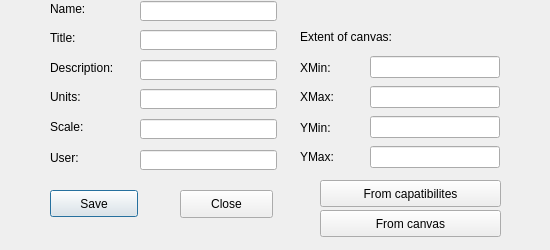
First picture: the form in dlg_editMap.ui, repository LESPROJEKT/qgis-layman-plugin, before the edit.
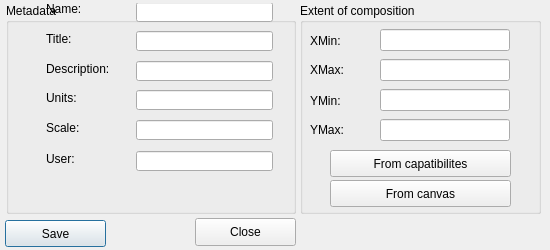
Second picture: the form after the edit.

The edit to the form file:
```diff
--- a/dlg_editMap.ui
+++ b/dlg_editMap.ui
@@ -37,9 +37,9 @@
   <widget class="QPushButton" name="pushButton_save">
    <property name="geometry">
     <rect>
-     <x>50</x>
-     <y>190</y>
-     <width>88</width>
+     <x>5</x>
+     <y>220</y>
+     <width>101</width>
      <height>27</height>
     </rect>
    </property>
@@ -50,9 +50,9 @@
   <widget class="QPushButton" name="pushButton_close">
    <property name="geometry">
     <rect>
-     <x>180</x>
-     <y>190</y>
-     <width>93</width>
+     <x>195</x>
+     <y>218</y>
+     <width>101</width>
      <height>28</height>
     </rect>
    </property>
@@ -60,11 +60,180 @@
     <string>Close</string>
    </property>
   </widget>
+  <widget class="QGroupBox" name="groupBox">
+   <property name="geometry">
+    <rect>
+     <x>300</x>
+     <y>3</y>
+     <width>241</width>
+     <height>211</height>
+    </rect>
+   </property>
+   <property name="title">
+    <string>Extent of composition</string>
+   </property>
+   <widget class="QPushButton" name="pushButton_range_2">
+    <property name="geometry">
+     <rect>
+      <x>30</x>
+      <y>177</y>
+      <width>181</width>
+      <height>27</height>
+     </rect>
+    </property>
+    <property name="text">
+     <string>From canvas</string>
+    </property>
+   </widget>
+   <widget class="QLineEdit" name="lineEdit_ymin">
+    <property name="geometry">
+     <rect>
+      <x>80</x>
+      <y>86</y>
+      <width>130</width>
+      <height>22</height>
+     </rect>
+    </property>
+   </widget>
+   <widget class="QLabel" name="label_11">
+    <property name="geometry">
+     <rect>
+      <x>10</x>
+      <y>90</y>
+      <width>41</width>
+      <height>16</height>
+     </rect>
+    </property>
+    <property name="text">
+     <string>YMin:</string>
+    </property>
+   </widget>
+   <widget class="QLineEdit" name="lineEdit_ymax">
+    <property name="geometry">
+     <rect>
+      <x>80</x>
+      <y>116</y>
+      <width>130</width>
+      <height>22</height>
+     </rect>
+    </property>
+   </widget>
+   <widget class="QLineEdit" name="lineEdit_xmax">
+    <property name="geometry">
+     <rect>
+      <x>80</x>
+      <y>56</y>
+      <width>130</width>
+      <height>22</height>
+     </rect>
+    </property>
+   </widget>
+   <widget class="QLineEdit" name="lineEdit_xmin">
+    <property name="geometry">
+     <rect>
+      <x>80</x>
+      <y>26</y>
+      <width>130</width>
+      <height>22</height>
+     </rect>
+    </property>
+   </widget>
+   <widget class="QPushButton" name="pushButton_range">
+    <property name="geometry">
+     <rect>
+      <x>30</x>
+      <y>147</y>
+      <width>181</width>
+      <height>27</height>
+     </rect>
+    </property>
+    <property name="text">
+     <string>From capatibilites</string>
+    </property>
+   </widget>
+   <widget class="QLabel" name="label_8">
+    <property name="geometry">
+     <rect>
+      <x>10</x>
+      <y>119</y>
+      <width>41</width>
+      <height>16</height>
+     </rect>
+    </property>
+    <property name="text">
+     <string>YMax:</string>
+    </property>
+   </widget>
+   <widget class="QLabel" name="label_7">
+    <property name="geometry">
+     <rect>
+      <x>10</x>
+      <y>59</y>
+      <width>41</width>
+      <height>16</height>
+     </rect>
+    </property>
+    <property name="text">
+     <string>XMax:</string>
+    </property>
+   </widget>
+   <widget class="QLabel" name="label_9">
+    <property name="geometry">
+     <rect>
+      <x>10</x>
+      <y>30</y>
+      <width>41</width>
+      <height>16</height>
+     </rect>
+    </property>
+    <property name="text">
+     <string>XMin:</string>
+    </property>
+   </widget>
+  </widget>
+  <widget class="QGroupBox" name="groupBox_2">
+   <property name="geometry">
+    <rect>
+     <x>6</x>
+     <y>3</y>
+     <width>290</width>
+     <height>211</height>
+    </rect>
+   </property>
+   <property name="title">
+    <string>Metadata</string>
+   </property>
+   <widget class="QLabel" name="label_5">
+    <property name="geometry">
+     <rect>
+      <x>40</x>
+      <y>117</y>
+      <width>51</width>
+      <height>16</height>
+     </rect>
+    </property>
+    <property name="text">
+     <string>Scale:</string>
+    </property>
+   </widget>
+   <widget class="QLineEdit" name="lineEdit_scale">
+    <property name="geometry">
+     <rect>
+      <x>130</x>
+      <y>117</y>
+      <width>137</width>
+      <height>20</height>
+     </rect>
+    </property>
+    <property name="readOnly">
+     <bool>true</bool>
+    </property>
+   </widget>
   <widget class="QLineEdit" name="lineEdit_name">
    <property name="geometry">
     <rect>
-     <x>140</x>
-     <y>1</y>
+      <x>130</x>
+      <y>-1</y>
      <width>137</width>
      <height>20</height>
     </rect>
@@ -73,31 +242,24 @@
     <bool>true</bool>
    </property>
   </widget>
-  <widget class="QLineEdit" name="lineEdit_abstract">
+   <widget class="QLabel" name="label_6">
    <property name="geometry">
     <rect>
-     <x>140</x>
-     <y>60</y>
-     <width>137</width>
-     <height>20</height>
-    </rect>
-   </property>
-  </widget>
-  <widget class="QLineEdit" name="lineEdit_title">
-   <property name="geometry">
-    <rect>
-     <x>140</x>
-     <y>30</y>
-     <width>137</width>
-     <height>20</height>
-    </rect>
+      <x>40</x>
+      <y>148</y>
+      <width>61</width>
+      <height>16</height>
+     </rect>
+    </property>
+    <property name="text">
+     <string>User:</string>
    </property>
   </widget>
   <widget class="QLabel" name="label">
    <property name="geometry">
     <rect>
-     <x>50</x>
-     <y>60</y>
+      <x>40</x>
+      <y>58</y>
      <width>71</width>
      <height>16</height>
     </rect>
@@ -106,24 +268,11 @@
     <string>Description:</string>
    </property>
   </widget>
-  <widget class="QLabel" name="label_2">
-   <property name="geometry">
-    <rect>
-     <x>50</x>
-     <y>1</y>
-     <width>61</width>
-     <height>16</height>
-    </rect>
-   </property>
-   <property name="text">
-    <string>Name:</string>
-   </property>
-  </widget>
   <widget class="QLabel" name="label_3">
    <property name="geometry">
     <rect>
-     <x>50</x>
-     <y>30</y>
+      <x>40</x>
+      <y>28</y>
      <width>61</width>
      <height>16</height>
     </rect>
@@ -132,11 +281,34 @@
     <string>Title:</string>
    </property>
   </widget>
+   <widget class="QLineEdit" name="lineEdit_abstract">
+    <property name="geometry">
+     <rect>
+      <x>130</x>
+      <y>58</y>
+      <width>137</width>
+      <height>20</height>
+     </rect>
+    </property>
+   </widget>
+   <widget class="QLineEdit" name="lineEdit_user">
+    <property name="geometry">
+     <rect>
+      <x>130</x>
+      <y>148</y>
+      <width>137</width>
+      <height>20</height>
+     </rect>
+    </property>
+    <property name="readOnly">
+     <bool>true</bool>
+    </property>
+   </widget>
   <widget class="QLabel" name="label_4">
    <property name="geometry">
     <rect>
-     <x>50</x>
-     <y>89</y>
+      <x>40</x>
+      <y>87</y>
      <width>61</width>
      <height>16</height>
     </rect>
@@ -145,37 +317,34 @@
     <string>Units:</string>
    </property>
   </widget>
-  <widget class="QLabel" name="label_5">
+   <widget class="QLabel" name="label_2">
    <property name="geometry">
     <rect>
-     <x>50</x>
-     <y>119</y>
-     <width>51</width>
-     <height>16</height>
-    </rect>
-   </property>
-   <property name="text">
-    <string>Scale:</string>
-   </property>
-  </widget>
-  <widget class="QLabel" name="label_6">
-   <property name="geometry">
-    <rect>
-     <x>50</x>
-     <y>150</y>
+      <x>40</x>
+      <y>-2</y>
      <width>61</width>
      <height>16</height>
     </rect>
    </property>
    <property name="text">
-    <string>User:</string>
+     <string>Name:</string>
+    </property>
+   </widget>
+   <widget class="QLineEdit" name="lineEdit_title">
+    <property name="geometry">
+     <rect>
+      <x>130</x>
+      <y>28</y>
+      <width>137</width>
+      <height>20</height>
+     </rect>
    </property>
   </widget>
   <widget class="QLineEdit" name="lineEdit_units">
    <property name="geometry">
     <rect>
-     <x>140</x>
-     <y>89</y>
+      <x>130</x>
+      <y>87</y>
      <width>137</width>
      <height>20</height>
     </rect>
@@ -184,162 +353,6 @@
     <bool>true</bool>
    </property>
   </widget>
-  <widget class="QLineEdit" name="lineEdit_scale">
-   <property name="geometry">
-    <rect>
-     <x>140</x>
-     <y>119</y>
-     <width>137</width>
-     <height>20</height>
-    </rect>
-   </property>
-   <property name="readOnly">
-    <bool>true</bool>
-   </property>
-  </widget>
-  <widget class="QLineEdit" name="lineEdit_user">
-   <property name="geometry">
-    <rect>
-     <x>140</x>
-     <y>150</y>
-     <width>137</width>
-     <height>20</height>
-    </rect>
-   </property>
-   <property name="readOnly">
-    <bool>true</bool>
-   </property>
-  </widget>
-  <widget class="QLineEdit" name="lineEdit_xmin">
-   <property name="geometry">
-    <rect>
-     <x>370</x>
-     <y>56</y>
-     <width>130</width>
-     <height>22</height>
-    </rect>
-   </property>
-  </widget>
-  <widget class="QLineEdit" name="lineEdit_ymin">
-   <property name="geometry">
-    <rect>
-     <x>370</x>
-     <y>116</y>
-     <width>130</width>
-     <height>22</height>
-    </rect>
-   </property>
-  </widget>
-  <widget class="QLineEdit" name="lineEdit_ymax">
-   <property name="geometry">
-    <rect>
-     <x>370</x>
-     <y>146</y>
-     <width>130</width>
-     <height>22</height>
-    </rect>
-   </property>
-  </widget>
-  <widget class="QLabel" name="label_8">
-   <property name="geometry">
-    <rect>
-     <x>300</x>
-     <y>149</y>
-     <width>41</width>
-     <height>16</height>
-    </rect>
-   </property>
-   <property name="text">
-    <string>YMax:</string>
-   </property>
-  </widget>
-  <widget class="QLabel" name="label_7">
-   <property name="geometry">
-    <rect>
-     <x>300</x>
-     <y>89</y>
-     <width>41</width>
-     <height>16</height>
-    </rect>
-   </property>
-   <property name="text">
-    <string>XMax:</string>
-   </property>
-  </widget>
-  <widget class="QLabel" name="label_9">
-   <property name="geometry">
-    <rect>
-     <x>300</x>
-     <y>60</y>
-     <width>41</width>
-     <height>16</height>
-    </rect>
-   </property>
-   <property name="text">
-    <string>XMin:</string>
-   </property>
-  </widget>
-  <widget class="QLabel" name="label_10">
-   <property name="geometry">
-    <rect>
-     <x>300</x>
-     <y>29</y>
-     <width>211</width>
-     <height>16</height>
-    </rect>
-   </property>
-   <property name="text">
-    <string>Extent of canvas:</string>
-   </property>
-  </widget>
-  <widget class="QLineEdit" name="lineEdit_xmax">
-   <property name="geometry">
-    <rect>
-     <x>370</x>
-     <y>86</y>
-     <width>130</width>
-     <height>22</height>
-    </rect>
-   </property>
-  </widget>
-  <widget class="QLabel" name="label_11">
-   <property name="geometry">
-    <rect>
-     <x>300</x>
-     <y>120</y>
-     <width>41</width>
-     <height>16</height>
-    </rect>
-   </property>
-   <property name="text">
-    <string>YMin:</string>
-   </property>
-  </widget>
-  <widget class="QPushButton" name="pushButton_range">
-   <property name="geometry">
-    <rect>
-     <x>320</x>
-     <y>180</y>
-     <width>181</width>
-     <height>27</height>
-    </rect>
-   </property>
-   <property name="text">
-    <string>From capatibilites</string>
-   </property>
-  </widget>
-  <widget class="QPushButton" name="pushButton_range_2">
-   <property name="geometry">
-    <rect>
-     <x>320</x>
-     <y>210</y>
-     <width>181</width>
-     <height>27</height>
-    </rect>
-   </property>
-   <property name="text">
-    <string>From canvas</string>
-   </property>
   </widget>
  </widget>
  <tabstops>
```
Lines whose indentation alone changed are shown as unchanged.
